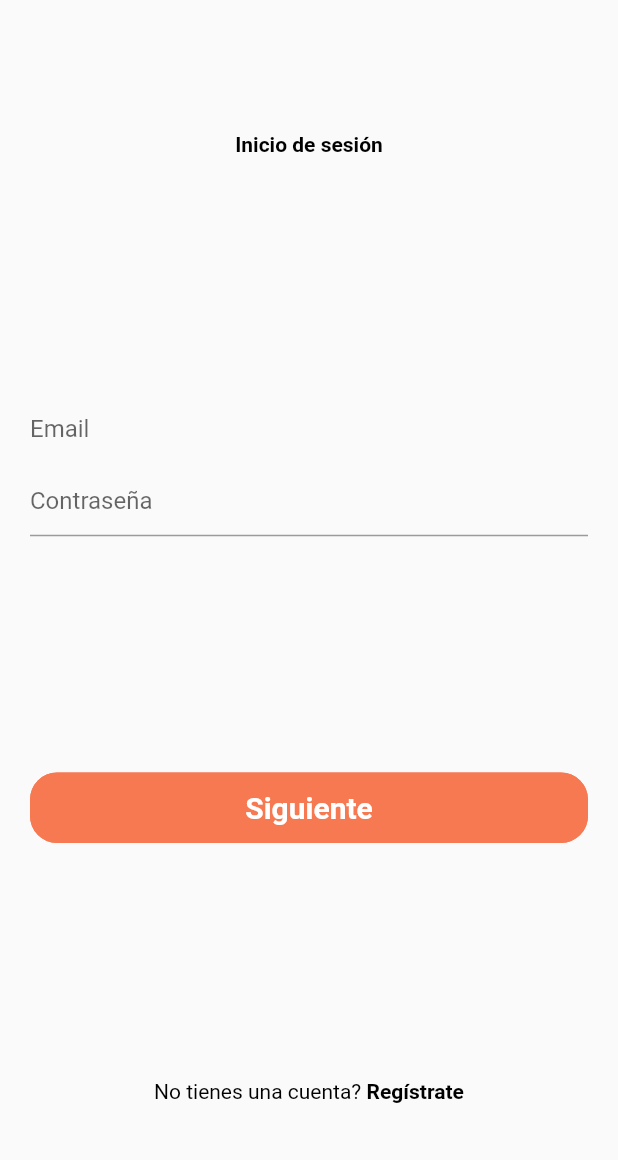
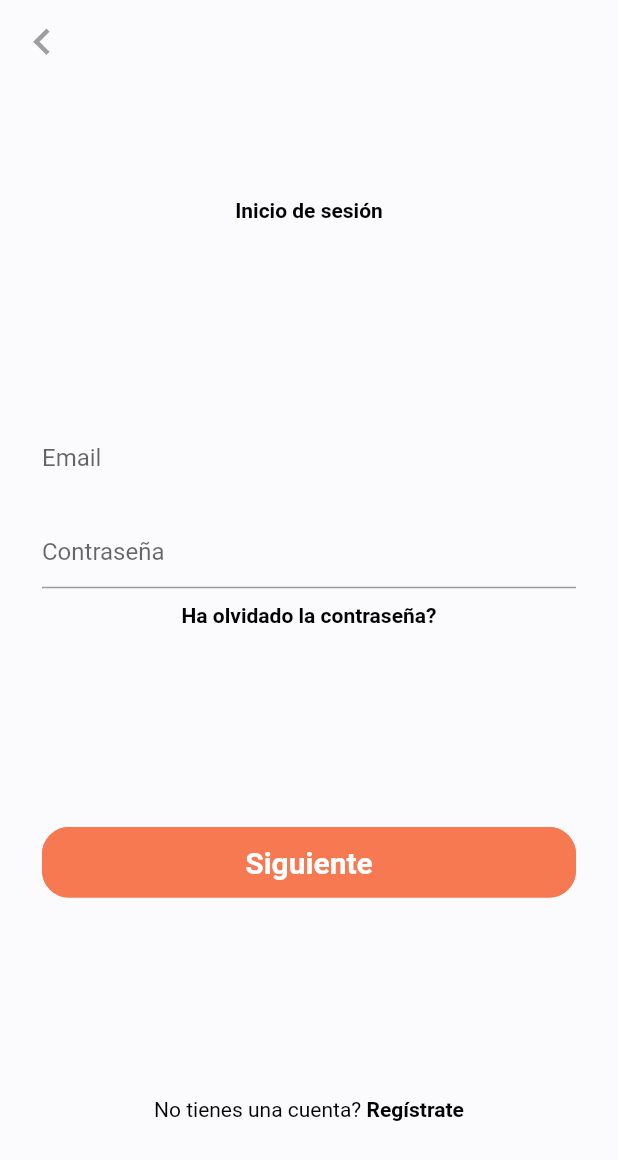
Before and after one commit to stivengm/ShopApp, a Flutter app: the screen it shows after launch, after a tap on "Login", on a phone screen of 412 x 824 dp. Shown: the top 1160 px of the screen. Run offline on Flutter 3.47's test engine with Material 2 defaults, Android fonts, the phone set to English and light mode, and no system bars; our stand-ins replace bloc.

Commit message:
Ajuste de pantalla login.

```diff
--- a/lib/gui/views/login_view/form_login.dart
+++ b/lib/gui/views/login_view/form_login.dart
@@ -1,4 +1,6 @@
 import 'package:flutter/material.dart';
+import 'package:shop_app/constants.dart';
+import 'package:shop_app/gui/widgets/text_app.dart';
 
 class FormLogin extends StatelessWidget {
   const FormLogin({ Key? key }) : super(key: key);
@@ -21,11 +23,14 @@ class FormLogin extends StatelessWidget {
               // )
             ),
           ),
+          const SizedBox(height: 15.0),
           TextFormField(
-            decoration: InputDecoration(
+            decoration: const InputDecoration(
               hintText: 'Contraseña'
             ),
           ),
+          const SizedBox(height: 10.0),
+          const TextApp(text: 'Ha olvidado la contraseña?', color: blackColor)
         ],
       ),
     );
--- a/lib/gui/views/login_view/login_view.dart
+++ b/lib/gui/views/login_view/login_view.dart
@@ -10,13 +10,28 @@ class LoginView extends StatelessWidget {
   @override
   Widget build(BuildContext context) {
     return Scaffold(
+      appBar: AppBar(
+        leading: IconButton(
+          icon: const Icon(
+            Icons.chevron_left_outlined,
+            color: Colors.grey,
+          ),
+          iconSize: 35.0,
+          onPressed: () => Navigator.pop(context),
+        ),
+        elevation: 0,
+        backgroundColor: bgColor,
+      ),
       body: _body(),
     );
   }
 
   Widget _body() {
-    return Padding(
-      padding: const EdgeInsets.symmetric(horizontal: 20.0, vertical: 10.0),
+    return Container(
+      padding: const EdgeInsets.symmetric(horizontal: 28.0, vertical: 10.0),
+      decoration: const BoxDecoration(
+        color: bgColor
+      ),
       child: Column(
         mainAxisAlignment: MainAxisAlignment.spaceAround,
         children: [
```
